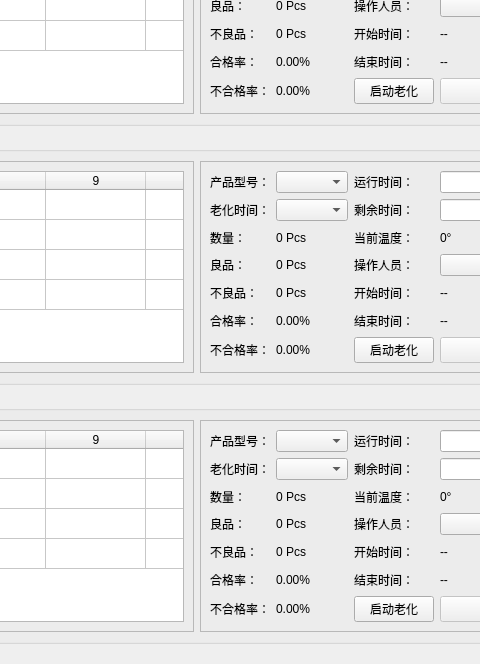
This is AgingRoomV3.00/ui/main_widget.ui in carloschan22/Python_Tools as Qt 5 draws it before an edit; both pictures show x 808 to 1288 and y 176 to 840 of the 1400 by 840 pixel window. The edited form follows.
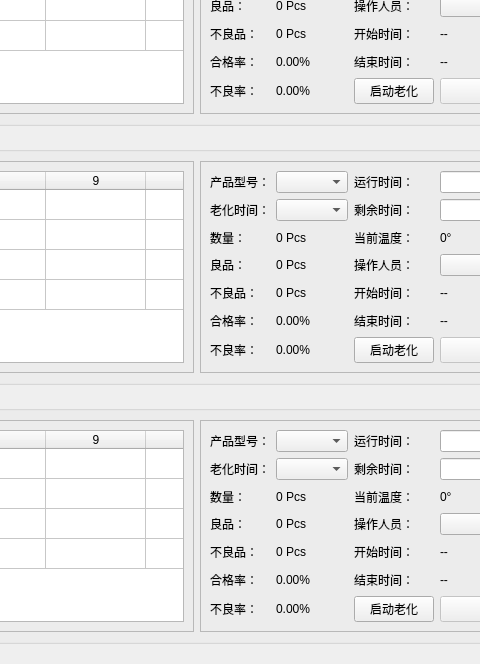
This is the edited form.

```diff
--- a/AgingRoomV3.00/ui/main_widget.ui
+++ b/AgingRoomV3.00/ui/main_widget.ui
@@ -206,7 +206,7 @@
 			 <item row="6" column="0">
 			  <widget class="QLabel" name="lbl_fail_rate_1">
 			   <property name="text">
-				<string>不合格率：</string>
+				<string>不良率：</string>
 			   </property>
 			  </widget>
 			 </item>
@@ -472,7 +472,7 @@
 			 <item row="6" column="0">
 			  <widget class="QLabel" name="lbl_fail_rate_2">
 			   <property name="text">
-				<string>不合格率：</string>
+				<string>不良率：</string>
 			   </property>
 			  </widget>
 			 </item>
@@ -738,7 +738,7 @@
 			 <item row="6" column="0">
 			  <widget class="QLabel" name="lbl_fail_rate_3">
 			   <property name="text">
-				<string>不合格率：</string>
+				<string>不良率：</string>
 			   </property>
 			  </widget>
 			 </item>
```
